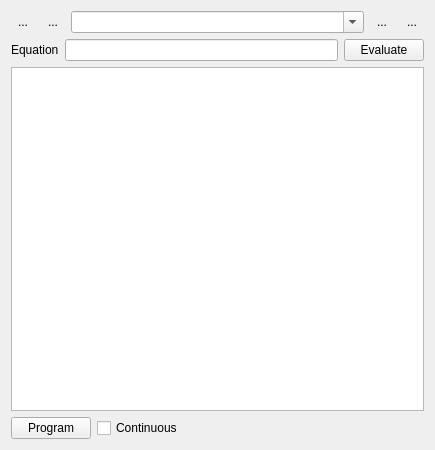
Qt form ui/AWGUi.ui (MonroeQuantumNetworks/IonControl) before a commit.
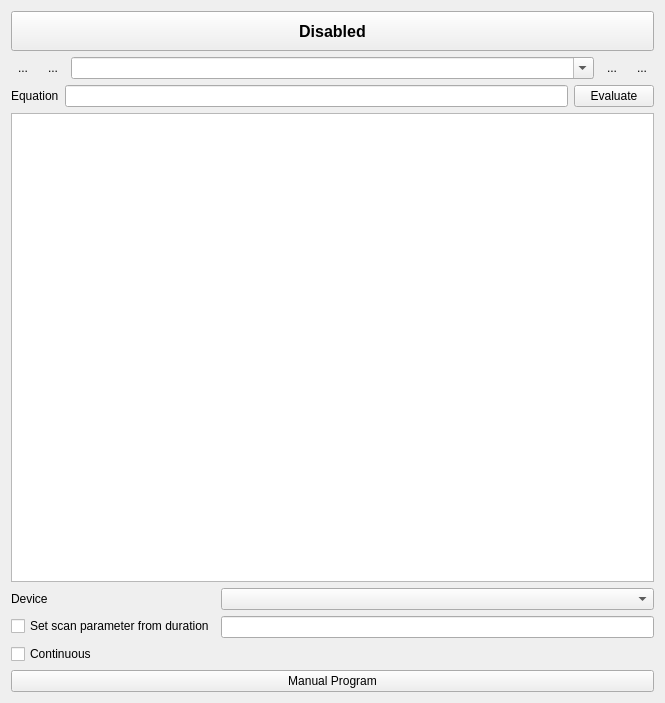
The same form after that commit. Icons and pictures are not drawn.

Patch:
```diff
--- a/ui/AWGUi.ui
+++ b/ui/AWGUi.ui
@@ -6,14 +6,56 @@
    <rect>
     <x>0</x>
     <y>0</y>
-    <width>435</width>
-    <height>450</height>
+    <width>665</width>
+    <height>703</height>
    </rect>
   </property>
+  <property name="sizePolicy">
+   <sizepolicy hsizetype="Preferred" vsizetype="Minimum">
+    <horstretch>0</horstretch>
+    <verstretch>0</verstretch>
+   </sizepolicy>
+  </property>
   <property name="windowTitle">
    <string>AWG</string>
   </property>
   <layout class="QVBoxLayout" name="verticalLayout_2">
+   <item>
+    <layout class="QHBoxLayout" name="horizontalLayout">
+     <property name="topMargin">
+      <number>0</number>
+     </property>
+     <item>
+      <widget class="QToolButton" name="enabledButton">
+       <property name="sizePolicy">
+        <sizepolicy hsizetype="Expanding" vsizetype="Fixed">
+         <horstretch>0</horstretch>
+         <verstretch>0</verstretch>
+        </sizepolicy>
+       </property>
+       <property name="minimumSize">
+        <size>
+         <width>84</width>
+         <height>40</height>
+        </size>
+       </property>
+       <property name="font">
+        <font>
+         <pointsize>12</pointsize>
+         <weight>75</weight>
+         <bold>true</bold>
+        </font>
+       </property>
+       <property name="text">
+        <string>Disabled</string>
+       </property>
+       <property name="checkable">
+        <bool>true</bool>
+       </property>
+      </widget>
+     </item>
+    </layout>
+   </item>
    <item>
     <layout class="QHBoxLayout" name="horizontalLayout_2">
      <item>
@@ -140,22 +182,51 @@
     </layout>
    </item>
    <item>
-    <layout class="QHBoxLayout" name="horizontalLayout_3">
-     <item>
-      <widget class="QPushButton" name="programButton">
+    <layout class="QFormLayout" name="formLayout">
+     <property name="fieldGrowthPolicy">
+      <enum>QFormLayout::AllNonFixedFieldsGrow</enum>
+     </property>
+     <item row="0" column="0">
+      <widget class="QLabel" name="deviceLabel">
        <property name="text">
-        <string>Program</string>
+        <string>Device</string>
        </property>
       </widget>
      </item>
-     <item>
+     <item row="0" column="1">
+      <widget class="QComboBox" name="deviceComboBox"/>
+     </item>
+     <item row="1" column="0">
+      <widget class="QCheckBox" name="setScanParam">
+       <property name="layoutDirection">
+        <enum>Qt::LeftToRight</enum>
+       </property>
+       <property name="text">
+        <string>Set scan parameter from duration</string>
+       </property>
+      </widget>
+     </item>
+     <item row="1" column="1">
+      <widget class="QLineEdit" name="scanParam">
+       <property name="sizePolicy">
+        <sizepolicy hsizetype="Expanding" vsizetype="Fixed">
+         <horstretch>0</horstretch>
+         <verstretch>0</verstretch>
+        </sizepolicy>
+       </property>
+      </widget>
+     </item>
+     <item row="2" column="0">
       <widget class="QCheckBox" name="continuousCheckBox">
+       <property name="layoutDirection">
+        <enum>Qt::LeftToRight</enum>
+       </property>
        <property name="text">
         <string>Continuous</string>
        </property>
       </widget>
      </item>
-     <item>
+     <item row="2" column="1">
       <spacer name="horizontalSpacer">
        <property name="orientation">
         <enum>Qt::Horizontal</enum>
@@ -170,6 +241,16 @@
      </item>
     </layout>
    </item>
+   <item>
+    <widget class="QPushButton" name="programButton">
+     <property name="toolTip">
+      <string>Manually program AWG. Note AWG is programmed automatically if enabled when pulse program starts.</string>
+     </property>
+     <property name="text">
+      <string>Manual Program</string>
+     </property>
+    </widget>
+   </item>
   </layout>
  </widget>
  <resources>
```
